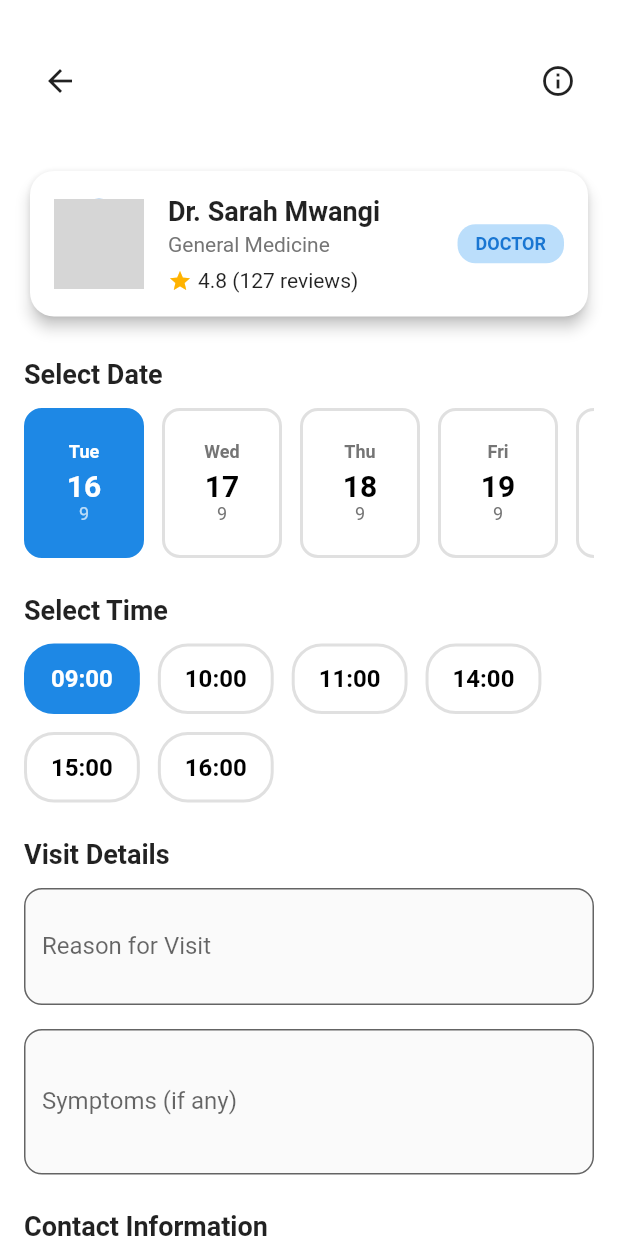
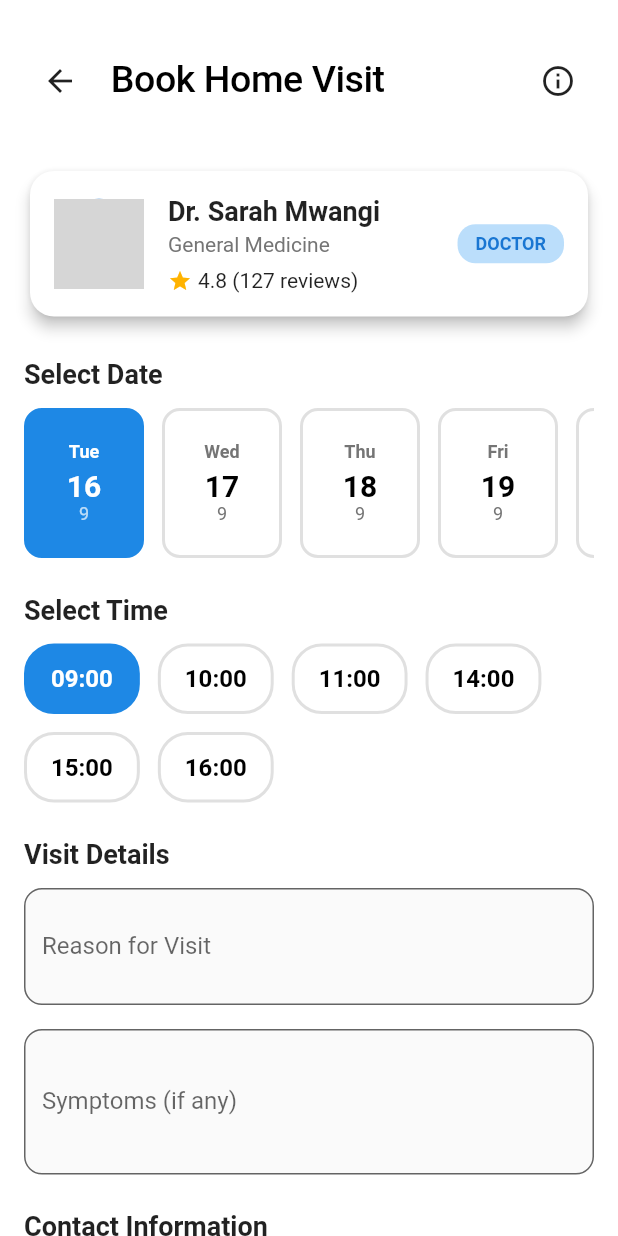
Before and after one commit to utwah-24/quick_clinic, a Flutter app: the HomeVisitScreen screen opened directly, after a tap on "Dr. Sarah Mwangi", on a phone screen of 412 x 824 dp. Run offline on Flutter 3.47's test engine with Material 3 defaults, Android fonts, the phone set to English and light mode, and no system bars; our stand-ins replace flutter_local_notifications, geolocator; accounts and stored records are empty; grey boxes are pictures that could not be loaded.

Commit message:
Enhance DynamicAppBar with customizable title color
- Added a titleColor parameter to the DynamicAppBar for improved customization.
- Updated the home screen to utilize the new titleColor feature, setting it to white for better visibility against the background.

```diff
--- a/lib/screens/home_screen.dart
+++ b/lib/screens/home_screen.dart
@@ -157,6 +157,7 @@ class _HomeScreenState extends State<HomeScreen> {
                   width: 30,
                   child: Image.asset('assets/logo.png')),
                 title: 'Quick Clinic',
+                titleColor: Colors.white,
                 actions: [
                   PopupMenuButton<String>(
                     icon: const Icon(Icons.language,color: Colors.white,),
--- a/lib/widgets/dynamic_app_bar.dart
+++ b/lib/widgets/dynamic_app_bar.dart
@@ -5,12 +5,14 @@ class DynamicAppBar extends StatelessWidget {
   final String title;
   final List<Widget>? actions;
   final VoidCallback? onBackPressed;
+  final Color titleColor;
 
   const DynamicAppBar({
     super.key,
     required this.title,
     this.actions,
     this.onBackPressed, this.leading,
+    this.titleColor = Colors.black,
   });
 
   @override
@@ -42,11 +44,11 @@ class DynamicAppBar extends StatelessWidget {
           Expanded(
             child: Text(
               title,
-              style: const TextStyle(
+              style: TextStyle(
                 // fontFamily: 'sans',
-                fontSize: 35,
+                fontSize: 25,
                 fontWeight: FontWeight.w500,
-                color: Colors.white ,
+                color: titleColor,
                 letterSpacing: -0.3,
                 height: 1.0,
               ),
```
